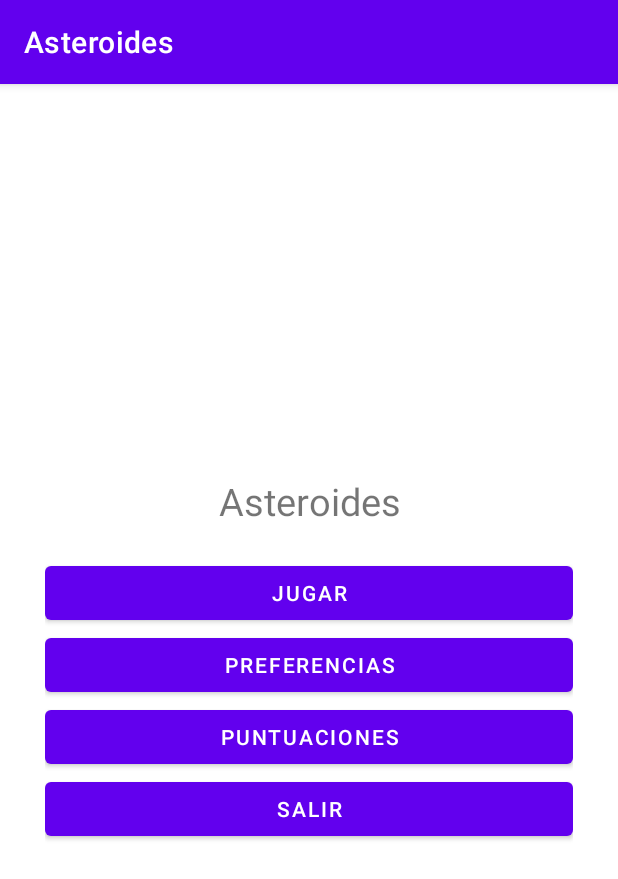
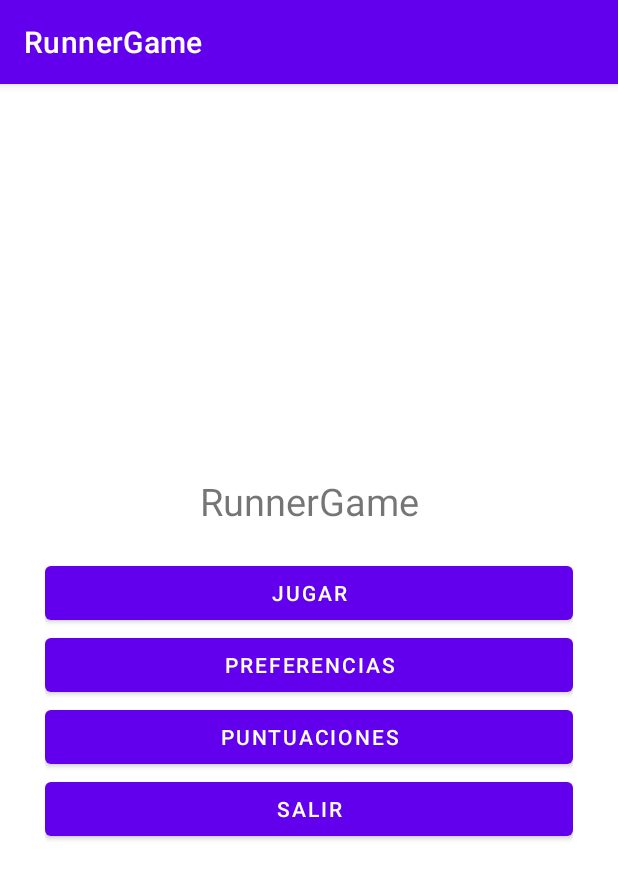
Before and after one commit to Charliiemlm/Runner-Game-, an Android app: the screen it shows after launch (MainActivity), on a phone screen of 412 x 824 dp. Shown: the top 879 px of the screen. Run offline under Robolectric (Android 15) with nearby library versions, the phone set to English and light mode, and no system bars.

Commit message:
cambiado el nombre de la app

```diff
--- a/app/src/main/res/values/strings.xml
+++ b/app/src/main/res/values/strings.xml
@@ -3,7 +3,7 @@
     <string name="Puntuaciones">Puntuaciones</string>
     <string name="Salir">Salir </string>
     <string name="Jugar">Jugar</string>
-    <string name="tituloAplicacion">Asteroides</string>
-    <string name="app_name">Asteroides</string>
+    <string name="tituloAplicacion">RunnerGame</string>
+    <string name="app_name">RunnerGame</string>
     <string name="Preferencias"> Preferencias </string>
 </resources>
```
